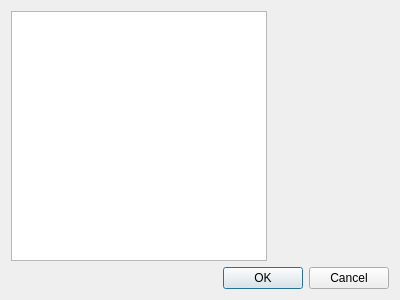
Above: src/settingsdialog.ui from mortbopet/Ripes before the change. Below: the same form after it.
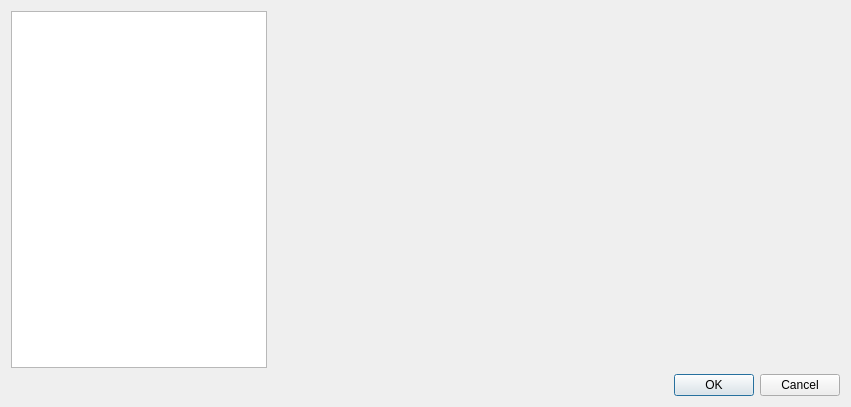
That is the form after the change.

```diff
--- a/src/settingsdialog.ui
+++ b/src/settingsdialog.ui
@@ -6,8 +6,8 @@
    <rect>
     <x>0</x>
     <y>0</y>
-    <width>400</width>
-    <height>300</height>
+    <width>851</width>
+    <height>407</height>
    </rect>
   </property>
   <property name="windowTitle">
```
